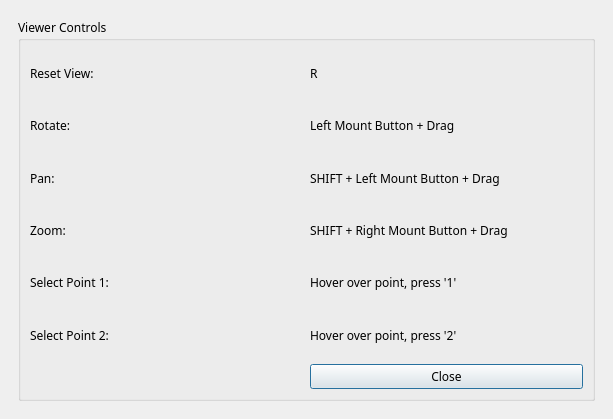
The window that Studio/src/Interface/KeyboardShortcuts.ui (SCIInstitute/ShapeWorks) describes before a commit, drawn with Qt 5.
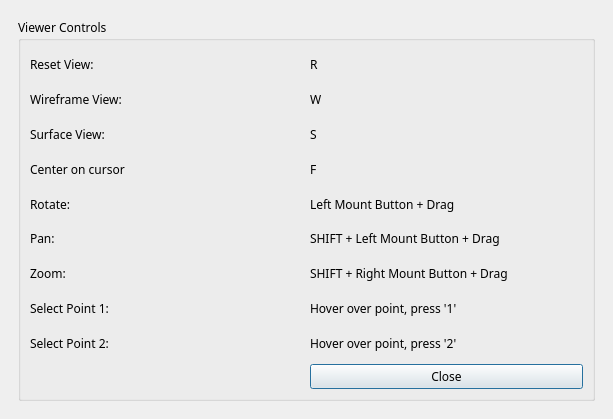
The same window after the commit.

Commit message: Fix #1669 - Studio: Add documentation about vtk interactor options

```diff
--- a/Studio/src/Interface/KeyboardShortcuts.ui
+++ b/Studio/src/Interface/KeyboardShortcuts.ui
@@ -106,48 +106,118 @@
                <string>Viewer Controls</string>
               </property>
               <layout class="QGridLayout" name="gridLayout_3">
-               <item row="4" column="1">
-                <widget class="QLabel" name="label_10">
-                 <property name="text">
-                  <string>Hover over point, press '1'</string>
-                 </property>
-                </widget>
-               </item>
-               <item row="3" column="1">
+               <item row="6" column="1">
                 <widget class="QLabel" name="label_8">
                  <property name="text">
                   <string>SHIFT + Right Mount Button + Drag</string>
                  </property>
                 </widget>
                </item>
-               <item row="6" column="1">
+               <item row="8" column="0">
+                <widget class="QLabel" name="label_11">
+                 <property name="text">
+                  <string>Select Point 2:</string>
+                 </property>
+                </widget>
+               </item>
+               <item row="0" column="1">
+                <widget class="QLabel" name="label_2">
+                 <property name="text">
+                  <string>R</string>
+                 </property>
+                </widget>
+               </item>
+               <item row="9" column="1">
                 <widget class="QPushButton" name="close">
                  <property name="text">
                   <string>Close</string>
                  </property>
                 </widget>
                </item>
-               <item row="4" column="0">
+               <item row="8" column="1">
+                <widget class="QLabel" name="label_12">
+                 <property name="text">
+                  <string>Hover over point, press '2'</string>
+                 </property>
+                </widget>
+               </item>
+               <item row="2" column="0">
+                <widget class="QLabel" name="label_15">
+                 <property name="text">
+                  <string>Surface View:</string>
+                 </property>
+                </widget>
+               </item>
+               <item row="1" column="1">
+                <widget class="QLabel" name="label_14">
+                 <property name="text">
+                  <string>W</string>
+                 </property>
+                </widget>
+               </item>
+               <item row="7" column="0">
                 <widget class="QLabel" name="label_9">
                  <property name="text">
                   <string>Select Point 1:</string>
                  </property>
                 </widget>
                </item>
-               <item row="1" column="0">
+               <item row="2" column="1">
+                <widget class="QLabel" name="label_16">
+                 <property name="text">
+                  <string>S</string>
+                 </property>
+                </widget>
+               </item>
+               <item row="6" column="0">
+                <widget class="QLabel" name="label_7">
+                 <property name="text">
+                  <string>Zoom:</string>
+                 </property>
+                </widget>
+               </item>
+               <item row="4" column="0">
                 <widget class="QLabel" name="label_3">
                  <property name="text">
                   <string>Rotate:</string>
                  </property>
                 </widget>
                </item>
-               <item row="2" column="1">
+               <item row="4" column="1">
+                <widget class="QLabel" name="label_4">
+                 <property name="text">
+                  <string>Left Mount Button + Drag</string>
+                 </property>
+                </widget>
+               </item>
+               <item row="5" column="1">
                 <widget class="QLabel" name="label_6">
                  <property name="text">
                   <string>SHIFT + Left Mount Button + Drag</string>
                  </property>
                 </widget>
                </item>
+               <item row="7" column="1">
+                <widget class="QLabel" name="label_10">
+                 <property name="text">
+                  <string>Hover over point, press '1'</string>
+                 </property>
+                </widget>
+               </item>
+               <item row="5" column="0">
+                <widget class="QLabel" name="label_5">
+                 <property name="text">
+                  <string>Pan:</string>
+                 </property>
+                </widget>
+               </item>
+               <item row="1" column="0">
+                <widget class="QLabel" name="label_13">
+                 <property name="text">
+                  <string>Wireframe View:</string>
+                 </property>
+                </widget>
+               </item>
                <item row="0" column="0">
                 <widget class="QLabel" name="label">
                  <property name="text">
@@ -155,45 +225,17 @@
                  </property>
                 </widget>
                </item>
-               <item row="0" column="1">
-                <widget class="QLabel" name="label_2">
-                 <property name="text">
-                  <string>R</string>
-                 </property>
-                </widget>
-               </item>
                <item row="3" column="0">
-                <widget class="QLabel" name="label_7">
+                <widget class="QLabel" name="label_17">
                  <property name="text">
-                  <string>Zoom:</string>
+                  <string>Center on cursor</string>
                  </property>
                 </widget>
                </item>
-               <item row="1" column="1">
-                <widget class="QLabel" name="label_4">
+               <item row="3" column="1">
+                <widget class="QLabel" name="label_18">
                  <property name="text">
-                  <string>Left Mount Button + Drag</string>
-                 </property>
-                </widget>
-               </item>
-               <item row="2" column="0">
-                <widget class="QLabel" name="label_5">
-                 <property name="text">
-                  <string>Pan:</string>
-                 </property>
-                </widget>
-               </item>
-               <item row="5" column="0">
-                <widget class="QLabel" name="label_11">
-                 <property name="text">
-                  <string>Select Point 2:</string>
-                 </property>
-                </widget>
-               </item>
-               <item row="5" column="1">
-                <widget class="QLabel" name="label_12">
-                 <property name="text">
-                  <string>Hover over point, press '2'</string>
+                  <string>F</string>
                  </property>
                 </widget>
                </item>
```
Left out of the diff: 4 changed lines with no effect on the pictures.
